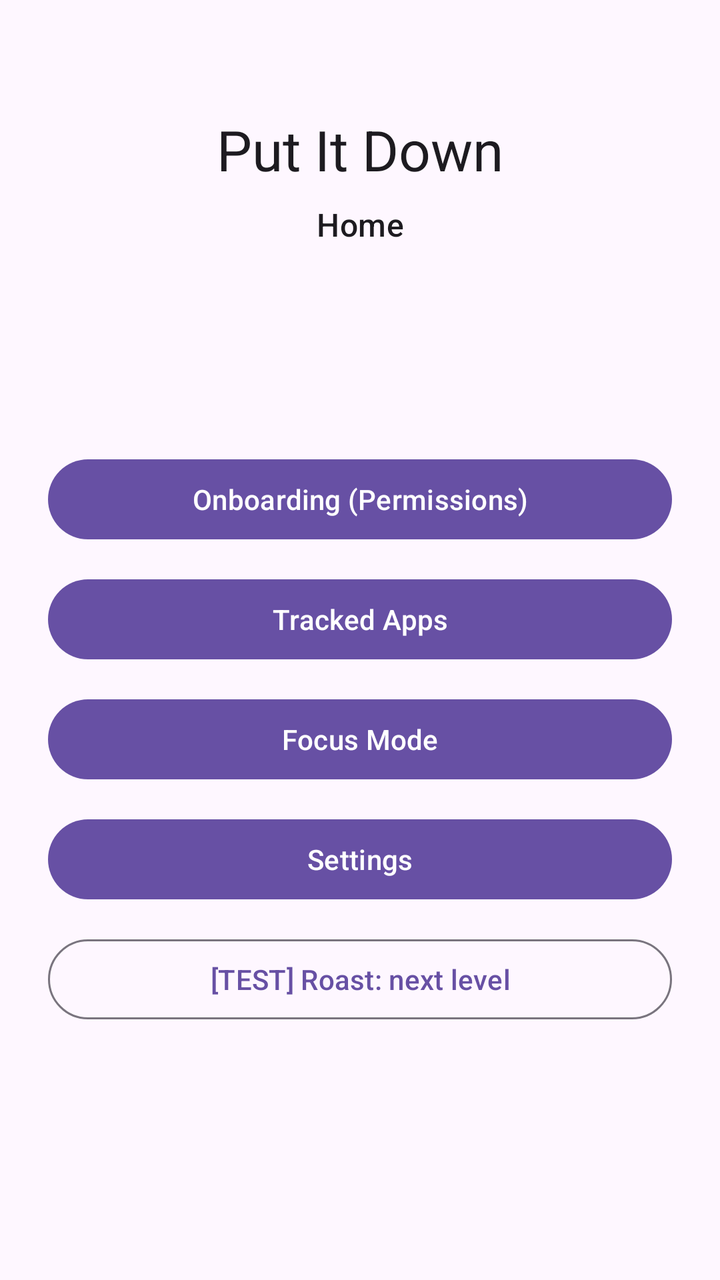
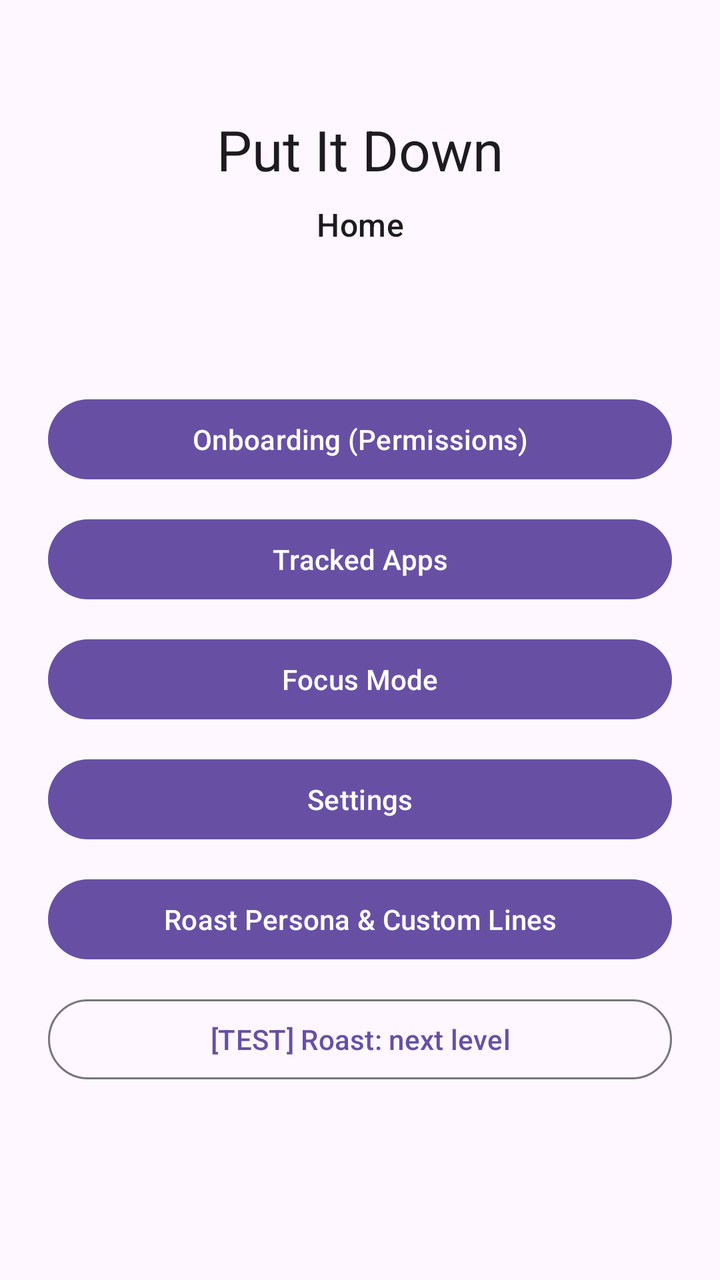

Screens rendered from an Android XML layout before and after an edit, with the pre-edit source and the edit as a unified diff.
<!-- AndroidManifest.xml: application theme Theme.RoastApp -->
<!-- res/layout/core_activity_home.xml -->
<?xml version="1.0" encoding="utf-8"?>
<androidx.constraintlayout.widget.ConstraintLayout xmlns:android="http://schemas.android.com/apk/res/android"
    xmlns:app="http://schemas.android.com/apk/res-auto"
    android:layout_width="match_parent"
    android:layout_height="match_parent"
    android:fitsSystemWindows="true"
    android:padding="24dp">

    <TextView
        android:id="@+id/text_home_title"
        android:layout_width="wrap_content"
        android:layout_height="wrap_content"
        android:text="@string/app_name"
        android:textAppearance="?attr/textAppearanceHeadlineMedium"
        app:layout_constraintEnd_toEndOf="parent"
        app:layout_constraintStart_toStartOf="parent"
        app:layout_constraintTop_toTopOf="parent"
        android:layout_marginTop="32dp" />

    <TextView
        android:id="@+id/text_home_subtitle"
        android:layout_width="wrap_content"
        android:layout_height="wrap_content"
        android:layout_marginTop="8dp"
        android:text="@string/core_title_home"
        android:textAppearance="?attr/textAppearanceTitleMedium"
        app:layout_constraintEnd_toEndOf="parent"
        app:layout_constraintStart_toStartOf="parent"
        app:layout_constraintTop_toBottomOf="@id/text_home_title" />

    <LinearLayout
        android:id="@+id/container_menu_buttons"
        android:layout_width="0dp"
        android:layout_height="wrap_content"
        android:orientation="vertical"
        app:layout_constraintBottom_toBottomOf="parent"
        app:layout_constraintEnd_toEndOf="parent"
        app:layout_constraintStart_toStartOf="parent"
        app:layout_constraintTop_toBottomOf="@id/text_home_subtitle">

        <com.google.android.material.button.MaterialButton
            android:id="@+id/btn_nav_onboarding"
            android:layout_width="match_parent"
            android:layout_height="wrap_content"
            android:layout_marginBottom="12dp"
            android:text="@string/core_btn_onboarding" />

        <com.google.android.material.button.MaterialButton
            android:id="@+id/btn_nav_tracking"
            android:layout_width="match_parent"
            android:layout_height="wrap_content"
            android:layout_marginBottom="12dp"
            android:text="@string/core_btn_tracking" />

        <com.google.android.material.button.MaterialButton
            android:id="@+id/btn_nav_focus"
            android:layout_width="match_parent"
            android:layout_height="wrap_content"
            android:layout_marginBottom="12dp"
            android:text="@string/core_btn_focus" />

        <com.google.android.material.button.MaterialButton
            android:id="@+id/btn_nav_settings"
            android:layout_width="match_parent"
            android:layout_height="wrap_content"
            android:text="@string/core_btn_settings" />

        <com.google.android.material.button.MaterialButton
            android:id="@+id/btn_roast_test"
            style="?attr/materialButtonOutlinedStyle"
            android:layout_width="match_parent"
            android:layout_height="wrap_content"
            android:layout_marginTop="12dp"
            android:text="@string/roast_test_btn" />

    </LinearLayout>

</androidx.constraintlayout.widget.ConstraintLayout>
<!-- resources referenced by this layout -->
<resources>
  <string name="app_name">Put It Down</string>
  <string name="core_btn_focus">Focus Mode</string>
  <string name="core_btn_onboarding">Onboarding (Permissions)</string>
  <string name="core_btn_settings">Settings</string>
  <string name="core_btn_tracking">Tracked Apps</string>
  <string name="core_title_home">Home</string>
  <string name="roast_test_btn">[TEST] Roast: next level</string>
  <style name="Theme.RoastApp" parent="Theme.Material3.DayNight.NoActionBar" />
</resources>

<!-- the commit's change to res/layout/core_activity_home.xml (unified diff, before → after) -->
@@ -66,6 +66,13 @@
             android:text="@string/core_btn_settings" />
 
         <com.google.android.material.button.MaterialButton
+            android:id="@+id/btn_nav_roast_persona"
+            android:layout_width="match_parent"
+            android:layout_height="wrap_content"
+            android:layout_marginTop="12dp"
+            android:text="@string/core_btn_roast_persona" />
+
+        <com.google.android.material.button.MaterialButton
             android:id="@+id/btn_roast_test"
             style="?attr/materialButtonOutlinedStyle"
             android:layout_width="match_parent"
<!-- resource entries referenced after the edit -->
@@ -3,6 +3,7 @@
   <string name="app_name">Put It Down</string>
   <string name="core_btn_focus">Focus Mode</string>
   <string name="core_btn_onboarding">Onboarding (Permissions)</string>
+  <string name="core_btn_roast_persona">Roast Persona &amp; Custom Lines</string>
   <string name="core_btn_settings">Settings</string>
   <string name="core_btn_tracking">Tracked Apps</string>
   <string name="core_title_home">Home</string>
